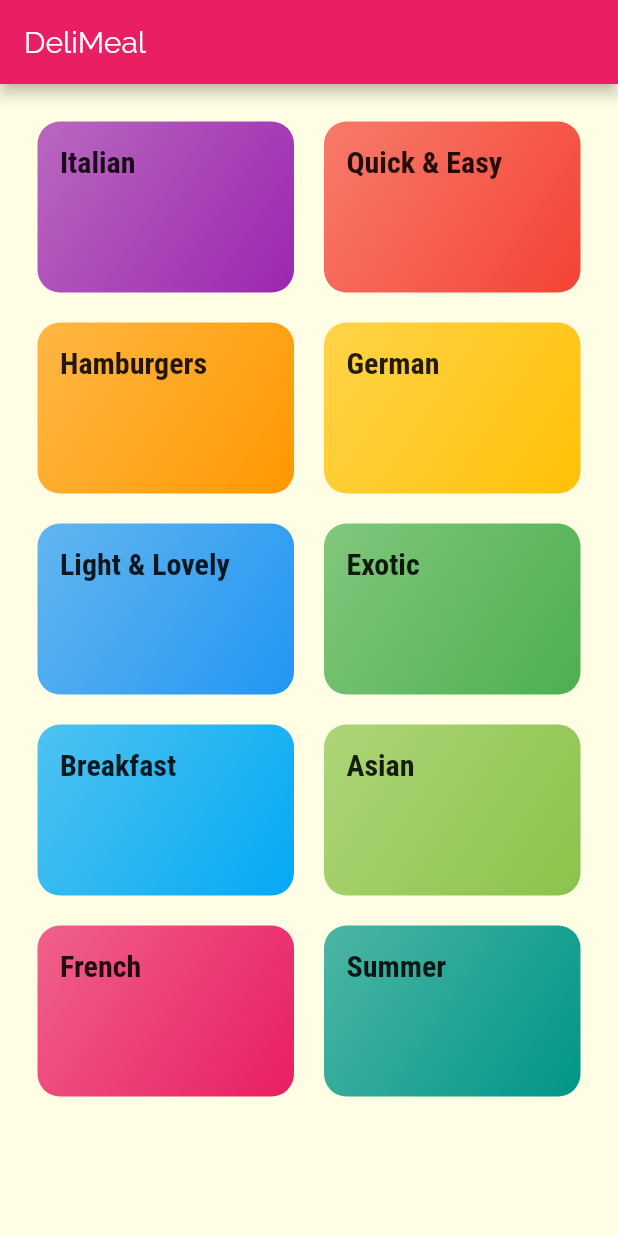
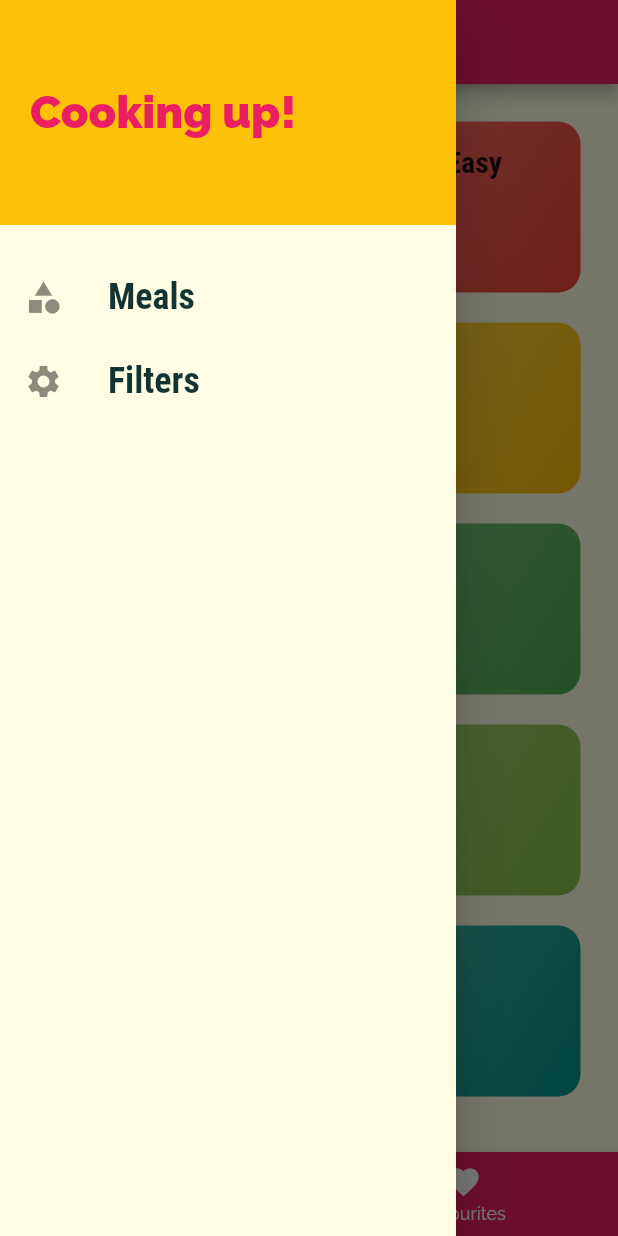
Before and after one commit to yashpatelyk/flutter-meals-app, a Flutter app: the screen it shows after launch, with the side drawer open (before the commit the screen has no drawer), on a phone screen of 412 x 824 dp. Run offline on Flutter 3.47's test engine with Material 2 defaults, Android fonts, the phone set to English and light mode, and no system bars.

Commit message:
added side drawer and bottom tabs

```diff
--- a/lib/main.dart
+++ b/lib/main.dart
@@ -1,7 +1,9 @@
 import 'package:flutter/material.dart';
 import 'package:meals_app/screens/categories_screen.dart';
 import 'package:meals_app/screens/category_meals_screen.dart';
+import 'package:meals_app/screens/filters_screen.dart';
 import 'package:meals_app/screens/meal_details_screen.dart';
+import 'package:meals_app/screens/tabs_screen.dart';
 
 void main() => runApp(MyApp());
 
@@ -29,11 +31,17 @@ class MyApp extends StatelessWidget {
               ),
             ),
       ),
-      home: CategoriesScreen(),
+//      home: CategoriesScreen(),
       routes: {
-//        '/': (_) => CategoriesScreen(),
+        '/': (_) => TabsScreen(),
         CategoryMealsScreen.routeName: (_) => CategoryMealsScreen(),
         MealDetails.routeName: (_) => MealDetails(),
+        FiltersScreen.routeName: (_) => FiltersScreen(),
+      },
+      onUnknownRoute: (settings) {
+        return MaterialPageRoute(
+          builder: (ctx) => CategoriesScreen(),
+        );
       },
     );
   }
--- a/lib/screens/categories_screen.dart
+++ b/lib/screens/categories_screen.dart
@@ -5,11 +5,7 @@ import 'package:meals_app/dummy_data.dart';
 class CategoriesScreen extends StatelessWidget {
   @override
   Widget build(BuildContext context) {
-    return Scaffold(
-      appBar: AppBar(
-        title: Text('DeliMeal'),
-      ),
-      body: GridView(
+    return GridView(
         padding: EdgeInsets.all(25),
         children: DUMMY_CATEGORIES.map(
           (category) {
@@ -24,7 +20,6 @@ class CategoriesScreen extends StatelessWidget {
           crossAxisSpacing: 20,
           mainAxisSpacing: 20,
         ),
-      ),
     );
   }
 }
--- /dev/null
+++ b/lib/screens/favourites_screen.dart
@@ -0,0 +1,10 @@
+import 'package:flutter/material.dart';
+
+class FavouritesScreen extends StatelessWidget {
+  @override
+  Widget build(BuildContext context) {
+    return Center(
+      child: Text('The favourites'),
+    );
+  }
+}
--- /dev/null
+++ b/lib/screens/filters_screen.dart
@@ -0,0 +1,19 @@
+import 'package:flutter/material.dart';
+import 'package:meals_app/widgets/main_drawer.dart';
+
+class FiltersScreen extends StatelessWidget {
+  static final String routeName = '/filters';
+
+  @override
+  Widget build(BuildContext context) {
+    return Scaffold(
+      appBar: AppBar(
+        title: Text('Filters'),
+      ),
+      drawer: MainDrawer(),
+      body: Center(
+        child: Text('Settings'),
+      ),
+    );
+  }
+}
--- a/lib/screens/meal_details_screen.dart
+++ b/lib/screens/meal_details_screen.dart
@@ -55,7 +55,9 @@ class MealDetails extends StatelessWidget {
                     color: Theme.of(context).accentColor,
                     child: Padding(
                       padding: const EdgeInsets.symmetric(
-                          vertical: 5, horizontal: 10),
+                        vertical: 5,
+                        horizontal: 10,
+                      ),
                       child: Text(meal.ingredients[index]),
                     ),
                   );
--- /dev/null
+++ b/lib/screens/tabs_screen.dart
@@ -0,0 +1,83 @@
+import 'package:flutter/material.dart';
+import 'package:meals_app/screens/categories_screen.dart';
+import 'package:meals_app/screens/favourites_screen.dart';
+import 'package:meals_app/widgets/main_drawer.dart';
+
+class TabsScreen extends StatefulWidget {
+  @override
+  _TabsScreenState createState() => _TabsScreenState();
+}
+
+class _TabsScreenState extends State<TabsScreen> {
+  int selectedIndex = 0;
+  final List<Map<String,Object>> _page = [
+    { 'page': CategoriesScreen(), 'title': 'Categories' },
+    { 'page': FavouritesScreen(), 'title': 'Your favourites' }
+  ];
+
+  _selectTab(index) {
+    setState(() {
+      selectedIndex = index;
+    });
+  }
+
+  @override
+  Widget build(BuildContext context) {
+    return Scaffold(
+      appBar: AppBar(
+        title: Text(_page[selectedIndex]['title']),
+      ),
+      drawer: MainDrawer(),
+      body: _page[selectedIndex]['page'],
+      bottomNavigationBar: BottomNavigationBar(
+        backgroundColor: Theme.of(context).primaryColor,
+        onTap: _selectTab,
+        selectedItemColor: Theme.of(context).accentColor,
+        unselectedItemColor: Colors.white,
+        currentIndex: selectedIndex,
+        items: [
+          BottomNavigationBarItem(
+            icon: Icon(Icons.category),
+            title: Text('Categories'),
+          ),
+          BottomNavigationBarItem(
+            icon: Icon(Icons.favorite),
+            title: Text('Favourites'),
+          ),
+        ],
+      ),
+    );
+  }
+}
+
+//class TabsScreen extends StatelessWidget {
+//  @override
+//  Widget build(BuildContext context) {
+//    return DefaultTabController(
+//      length: 2,
+//      child: Scaffold(
+//        appBar: AppBar(
+//          title: Text('DeliMeal'),
+//          bottom: TabBar(
+//            tabs: <Widget>[
+//              Tab(
+//                icon: Icon(Icons.category),
+//                text: 'Categories',
+//              ),
+//              Tab(
+//                icon: Icon(Icons.favorite),
+//                text: 'Favourites',
+//              ),
+//            ],
+//          ),
+//        ),
+//        body: TabBarView(
+//          children: <Widget>[
+//            CategoriesScreen(),
+//            FavouritesScreen(),
+//          ],
+//        ),
+//      ),
+//    );
+//  }
+//}
--- /dev/null
+++ b/lib/widgets/main_drawer.dart
@@ -0,0 +1,63 @@
+import 'package:flutter/material.dart';
+import 'package:meals_app/screens/filters_screen.dart';
+
+class MainDrawer extends StatelessWidget {
+  Widget buildListTile(String title, IconData icon, Function onTap) {
+    return ListTile(
+      leading: Icon(
+        icon,
+        size: 26,
+      ),
+      title: Text(
+        title,
+        style: TextStyle(
+          fontFamily: 'RobotoCondensed',
+          fontSize: 24,
+          fontWeight: FontWeight.bold,
+        ),
+      ),
+      onTap: onTap,
+    );
+  }
+
+  @override
+  Widget build(BuildContext context) {
+    return Drawer(
+      child: Column(
+        children: <Widget>[
+          Container(
+            height: 150,
+            width: double.infinity,
+            padding: EdgeInsets.all(20),
+            color: Theme.of(context).accentColor,
+            alignment: Alignment.centerLeft,
+            child: Text(
+              'Cooking up!',
+              style: TextStyle(
+                  fontWeight: FontWeight.w900,
+                  fontSize: 30,
+                  color: Theme.of(context).primaryColor),
+            ),
+          ),
+          SizedBox(
+            height: 20,
+          ),
+          buildListTile(
+            'Meals',
+            Icons.category,
+            () {
+              Navigator.of(context).pushReplacementNamed('/');
+            },
+          ),
+          buildListTile(
+            'Filters',
+            Icons.settings,
+            () {
+              Navigator.of(context).pushReplacementNamed(FiltersScreen.routeName);
+            },
+          ),
+        ],
+      ),
+    );
+  }
+}
```
